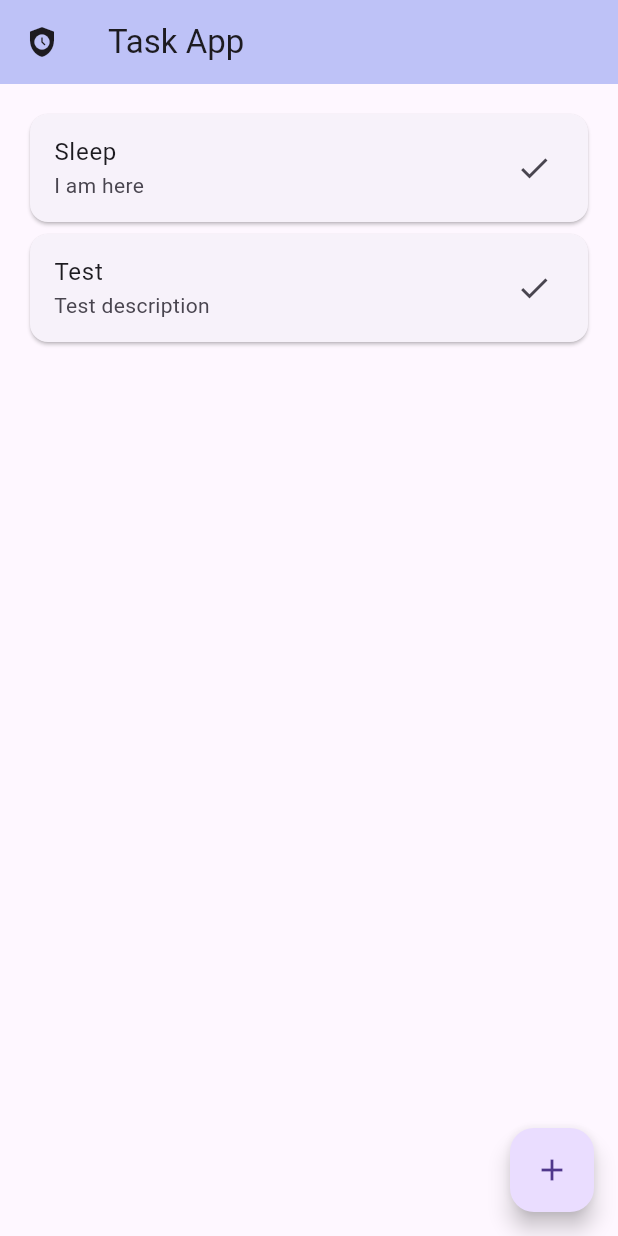
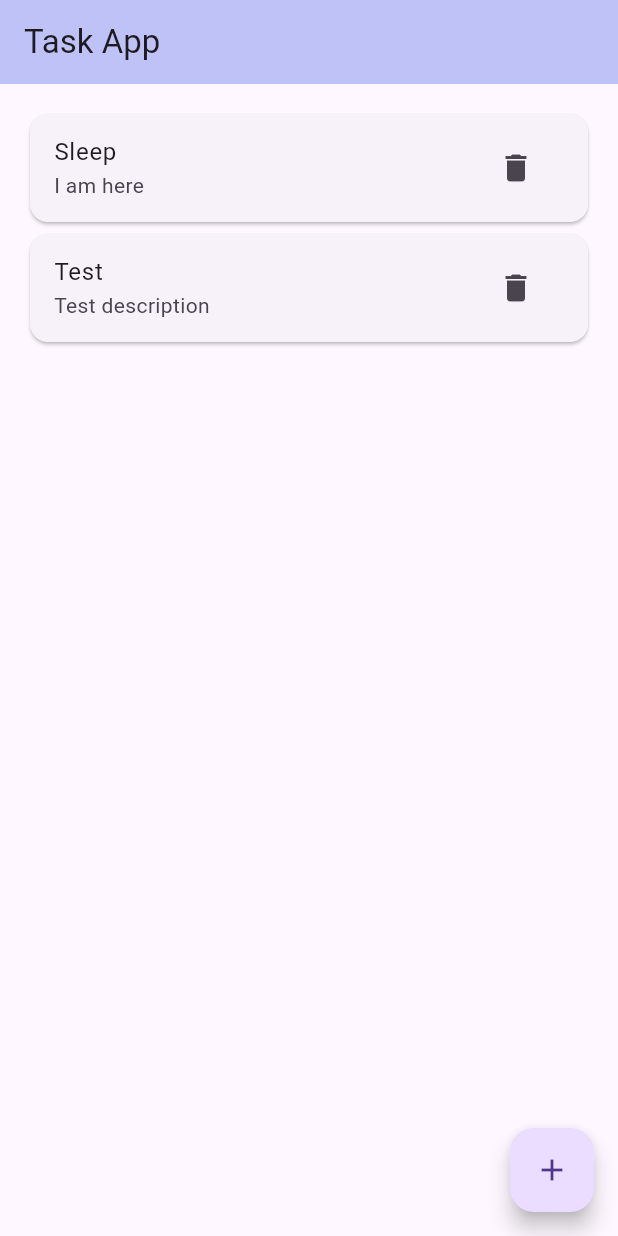
Before and after one commit to myhrindra194/task_app, a Flutter app: the screen it shows after launch, on a phone screen of 412 x 824 dp. Run offline on Flutter 3.47's test engine with Material 3 defaults, Android fonts, the phone set to English and light mode, and no system bars.

Commit message:
Feat: delete task

```diff
--- a/lib/view/task_view.dart
+++ b/lib/view/task_view.dart
@@ -79,7 +79,6 @@ class TaskViewState extends State<TaskView> {
     return Scaffold(
       appBar: AppBar(
         title: const Text("Task App"),
-        leading: const Icon(Icons.safety_check),
         backgroundColor: const Color.fromARGB(102, 94, 115, 234),
       ),
       body: Padding(
@@ -94,10 +93,11 @@ class TaskViewState extends State<TaskView> {
                         final task = tasks.getTasks()[index];
                         return (Card(
                           child: ListTile(
-                            title: Text(task.title),
-                            subtitle: Text(task.description),
-                            trailing: const Icon(Icons.check),
-                          ),
+                              title: Text(task.title),
+                              subtitle: Text(task.description),
+                              trailing: IconButton(
+                                  onPressed: () => tasks.removeTask(index),
+                                  icon: const Icon(Icons.delete))),
                         ));
                       })),
               FloatingActionButton(
```
